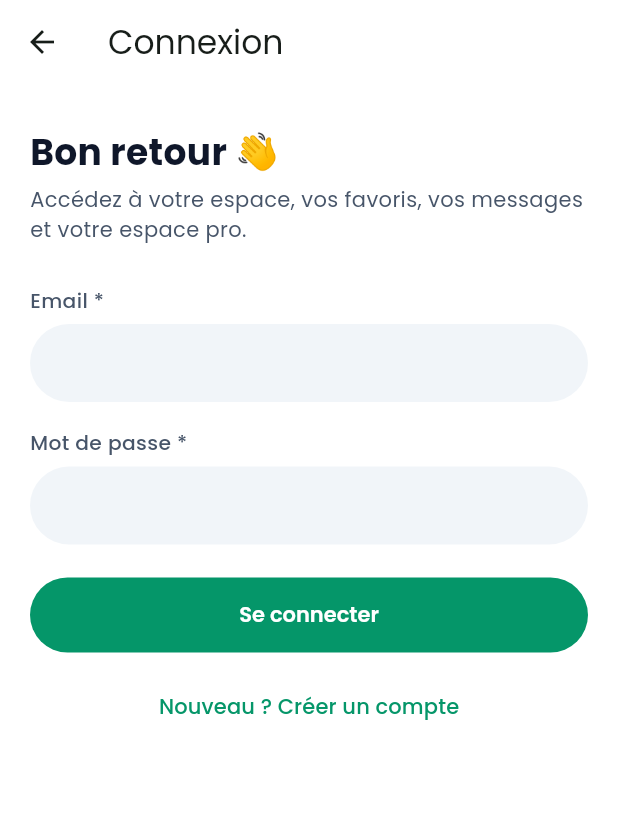
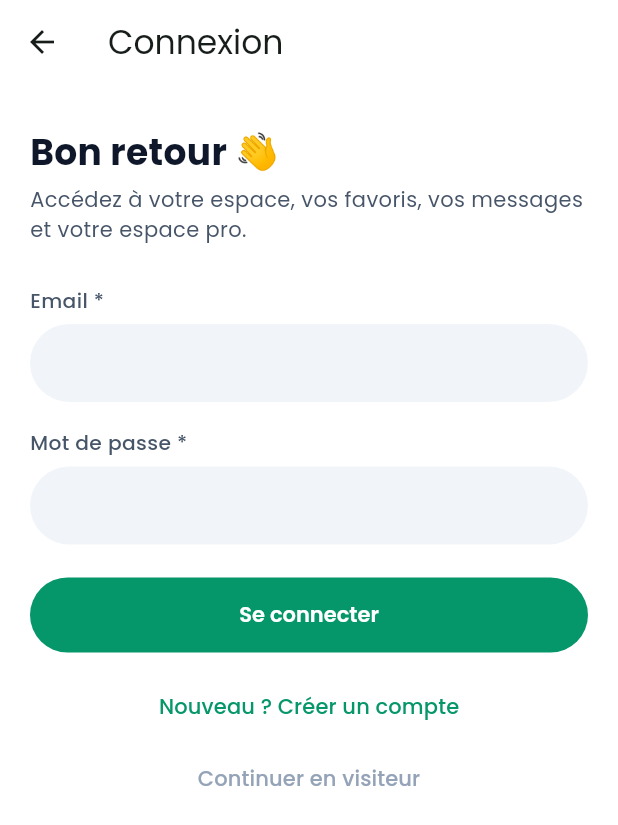
Before and after one commit to AdjaAissatou/Nexora, a Flutter app: the AuthScreen screen opened directly with empty values, on a phone screen of 412 x 824 dp. Shown: the top 825 px of the screen. Run offline on Flutter 3.47's test engine with Material 3 defaults, Android fonts, the phone set to English and light mode, and no system bars; our stand-ins replace google_fonts.

Commit message:
Demarrage sur la page de connexion (web + mobile)
- Prototype web : nouvelle page de connexion en entree (panneau marque
  emeraude + formulaire), avec bascule Connexion/Creer un compte et
  "Continuer en visiteur" -> entre dans l'app. Zero installation.
- Flutter : l'app demarre sur AuthScreen (StartupGate) ; onDone/visiteur
  mene a la navigation principale. RootNav partage l'ApiService (etat de
  session + badge Fournisseur conserves).

Co-Authored-By: Claude Opus 4.8 <noreply@anthropic.com>
Claude-Session: https://claude.ai/code/session_018tnZVEaNRBTFS844mP4zmT

```diff
--- a/mobile/lib/screens/auth_screen.dart
+++ b/mobile/lib/screens/auth_screen.dart
@@ -5,10 +5,13 @@ import '../services/api_service.dart';
 import '../theme.dart';
 import '../widgets/nx_fields.dart';
 
-/// Écran de connexion / inscription. Renvoie `true` en cas de succès.
+/// Écran de connexion / inscription. Utilisé au démarrage (page d'entrée) et
+/// depuis le profil. Si [onDone] est fourni il est appelé au succès / mode
+/// visiteur ; sinon l'écran se ferme avec `true`.
 class AuthScreen extends StatefulWidget {
-  const AuthScreen({super.key, required this.api});
+  const AuthScreen({super.key, required this.api, this.onDone});
   final ApiService api;
+  final VoidCallback? onDone;
 
   @override
   State<AuthScreen> createState() => _AuthScreenState();
@@ -35,9 +38,17 @@ class _AuthScreenState extends State<AuthScreen> {
     if (!mounted) return;
     setState(() => _loading = false);
     if (ok) {
-      Navigator.pop(context, true);
+      _terminer();
     } else {
       _erreur('Identifiants invalides.');
+    }
+  }
+
+  void _terminer() {
+    if (widget.onDone != null) {
+      widget.onDone!();
+    } else {
+      Navigator.pop(context, true);
     }
   }
 
@@ -86,6 +97,13 @@ class _AuthScreenState extends State<AuthScreen> {
                   : 'Nouveau ? Créer un compte'),
             ),
           ),
+          Center(
+            child: TextButton(
+              onPressed: _terminer, // continuer sans compte (visiteur)
+              child: const Text('Continuer en visiteur',
+                  style: TextStyle(color: NexoraColors.text3)),
+            ),
+          ),
         ],
       ),
     );
```
Also changed, not shown: mobile/lib/main.dart (+30 -7 lines), 1 other file.
